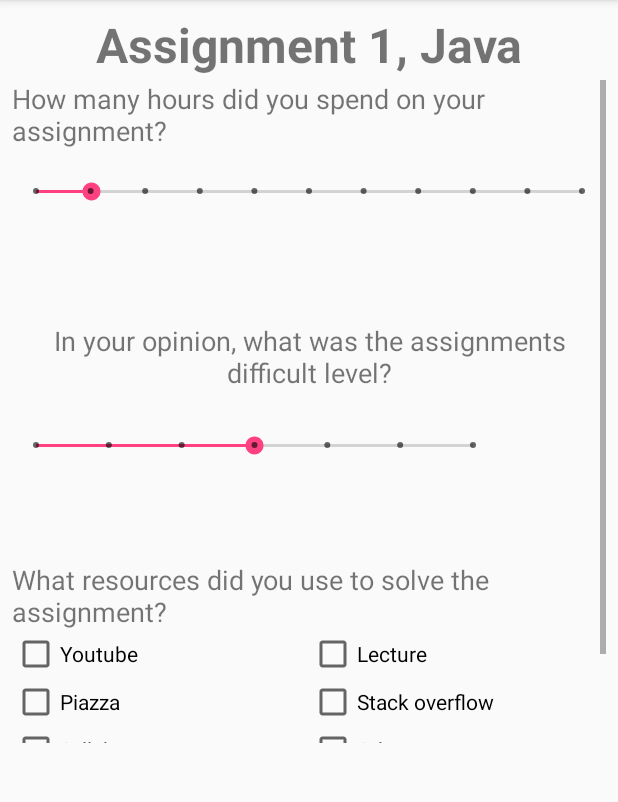
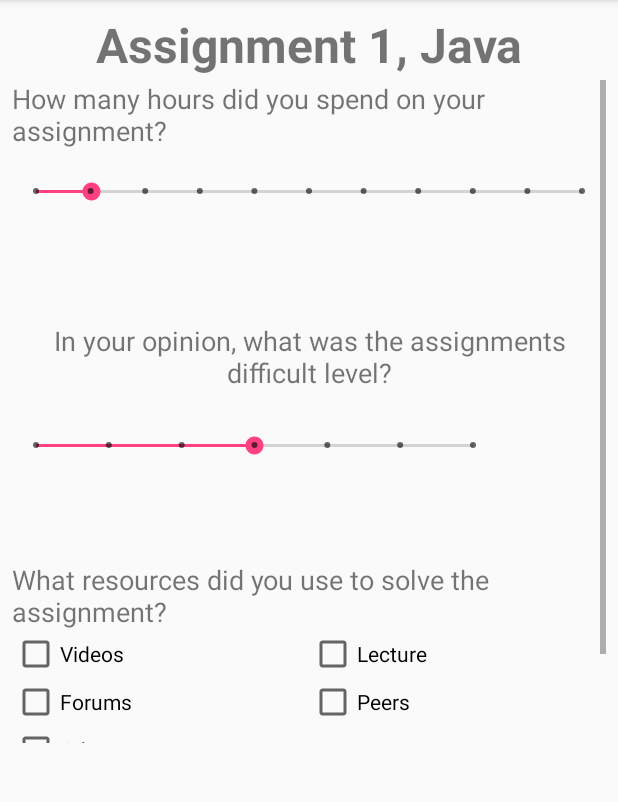
Before and after one commit to qaphan3007/PU_gr9, an Android app: the Survey screen opened directly, with no data from a screen before it, on a phone screen of 412 x 824 dp, the part 84-886 px from its top. Run offline under Robolectric (Android 15) with nearby library versions, the phone set to English and light mode, and no system bars; our stand-ins replace Firebase (no records; nobody signed in at launch, a user with empty details on screens opened directly).

Commit message:
Merge branch 'core2' of https://github.com/qaphan3007/PU_gr9 into core2
# Conflicts:
#	FeedMeBotV03/app/src/main/AndroidManifest.xml

```diff
--- a/FeedMeBot/app/src/main/res/layout/activity_survey.xml
+++ b/FeedMeBot/app/src/main/res/layout/activity_survey.xml
@@ -127,7 +127,7 @@
                     android:layout_width="0dp"
                     android:layout_height="wrap_content"
                     android:layout_weight="1"
-                    android:text="Youtube" />
+                    android:text="Videos" />
 
                 <CheckBox
                     android:id="@+id/checkBox_lecture"
@@ -147,27 +147,20 @@
                     android:layout_width="0dp"
                     android:layout_height="wrap_content"
                     android:layout_weight="1"
-                    android:text="Piazza" />
+                    android:text="Forums" />
 
                 <CheckBox
                     android:id="@+id/checkBox_stack"
                     android:layout_width="0dp"
                     android:layout_height="wrap_content"
                     android:layout_weight="1"
-                    android:text="Stack overflow" />
+                    android:text="Peers" />
             </LinearLayout>
 
             <LinearLayout
                 android:layout_width="match_parent"
                 android:layout_height="match_parent"
                 android:orientation="horizontal">
-
-                <CheckBox
-                    android:id="@+id/checkBox_syllabus"
-                    android:layout_width="0dp"
-                    android:layout_height="wrap_content"
-                    android:layout_weight="1"
-                    android:text="Syllabus" />
 
                 <CheckBox
                     android:id="@+id/checkBox_other"
```
Also changed, not shown: FeedMeBot/app/src/main/java/Professor/Statistics.java (+23 -9 lines), FeedMeBot/app/src/main/java/Student/Survey.java (+4 -7 lines).
